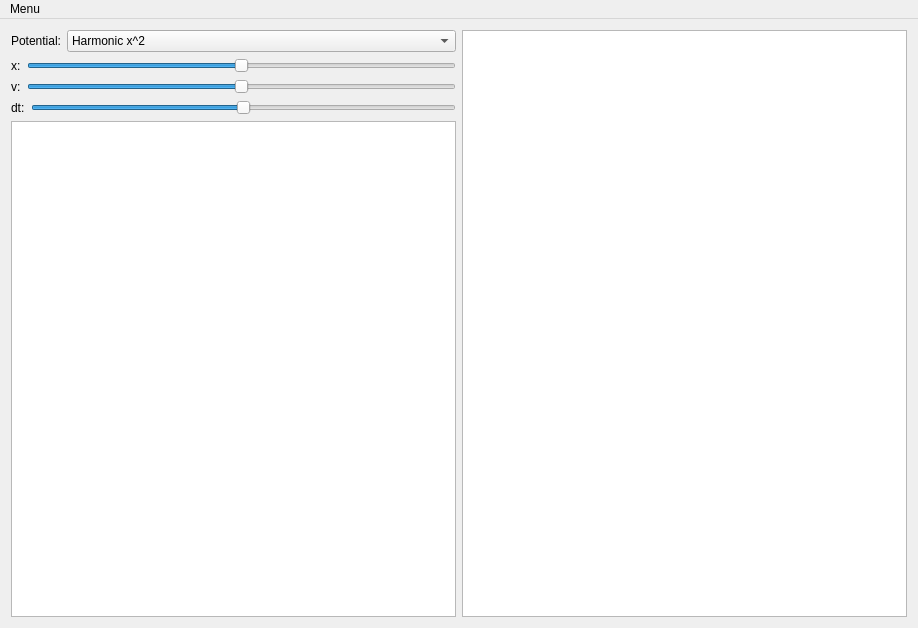
This is mainwindow.ui in Peter-H-Voss/rk4step-qt as Qt 5 draws it before an edit. The edited form follows.
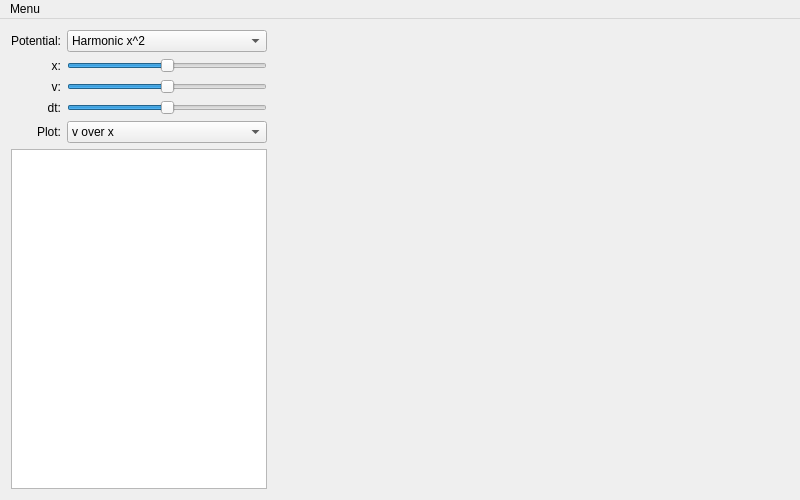
This is the edited form. Custom widgets are drawn as their Qt base class.

```diff
--- a/mainwindow.ui
+++ b/mainwindow.ui
@@ -6,36 +6,57 @@
    <rect>
     <x>0</x>
     <y>0</y>
-    <width>918</width>
-    <height>628</height>
+    <width>800</width>
+    <height>500</height>
    </rect>
   </property>
   <property name="windowTitle">
    <string>MainWindow</string>
   </property>
   <widget class="QWidget" name="centralWidget">
-   <layout class="QHBoxLayout" name="horizontalLayout">
+   <property name="sizePolicy">
+    <sizepolicy hsizetype="Expanding" vsizetype="Expanding">
+     <horstretch>0</horstretch>
+     <verstretch>0</verstretch>
+    </sizepolicy>
+   </property>
+   <layout class="QHBoxLayout" name="horizontalLayout" stretch="0,1">
     <item>
      <layout class="QVBoxLayout" name="panelLayout">
       <item>
-       <layout class="QHBoxLayout" name="potLayout">
-        <item>
-         <widget class="QLabel" name="potLabel">
+       <layout class="QGridLayout" name="controlsGridLayout">
+        <item row="1" column="1">
+         <widget class="QSlider" name="xSlider">
           <property name="sizePolicy">
-           <sizepolicy hsizetype="Minimum" vsizetype="Preferred">
+           <sizepolicy hsizetype="Expanding" vsizetype="Preferred">
             <horstretch>0</horstretch>
             <verstretch>0</verstretch>
            </sizepolicy>
           </property>
-          <property name="text">
-           <string>Potential:</string>
+          <property name="minimum">
+           <number>-200</number>
+          </property>
+          <property name="maximum">
+           <number>200</number>
+          </property>
+          <property name="pageStep">
+           <number>20</number>
+          </property>
+          <property name="value">
+           <number>0</number>
+          </property>
+          <property name="orientation">
+           <enum>Qt::Horizontal</enum>
+          </property>
+          <property name="tickPosition">
+           <enum>QSlider::NoTicks</enum>
           </property>
          </widget>
         </item>
-        <item>
+        <item row="0" column="1">
          <widget class="QComboBox" name="potComboBox">
           <property name="sizePolicy">
-           <sizepolicy hsizetype="Expanding" vsizetype="Fixed">
+           <sizepolicy hsizetype="Expanding" vsizetype="Preferred">
             <horstretch>0</horstretch>
             <verstretch>0</verstretch>
            </sizepolicy>
@@ -47,52 +68,74 @@
           </item>
          </widget>
         </item>
-       </layout>
-      </item>
-      <item>
-       <layout class="QHBoxLayout" name="xLayout">
-        <item>
-         <widget class="QLabel" name="xLabel">
-          <property name="text">
-           <string>x:</string>
-          </property>
-         </widget>
-        </item>
-        <item>
-         <widget class="QSlider" name="xSlider">
-          <property name="minimum">
-           <number>-200</number>
-          </property>
-          <property name="maximum">
-           <number>200</number>
-          </property>
-          <property name="pageStep">
-           <number>20</number>
-          </property>
-          <property name="value">
-           <number>0</number>
-          </property>
-          <property name="orientation">
-           <enum>Qt::Horizontal</enum>
-          </property>
-          <property name="tickPosition">
-           <enum>QSlider::NoTicks</enum>
-          </property>
-         </widget>
-        </item>
-       </layout>
-      </item>
-      <item>
-       <layout class="QHBoxLayout" name="vLayout">
-        <item>
+        <item row="2" column="0">
          <widget class="QLabel" name="vLabel">
+          <property name="sizePolicy">
+           <sizepolicy hsizetype="Preferred" vsizetype="Preferred">
+            <horstretch>0</horstretch>
+            <verstretch>0</verstretch>
+           </sizepolicy>
+          </property>
           <property name="text">
            <string>v:</string>
           </property>
+          <property name="alignment">
+           <set>Qt::AlignRight|Qt::AlignTrailing|Qt::AlignVCenter</set>
+          </property>
          </widget>
         </item>
-        <item>
+        <item row="3" column="1">
+         <widget class="QSlider" name="tSlider">
+          <property name="sizePolicy">
+           <sizepolicy hsizetype="Expanding" vsizetype="Preferred">
+            <horstretch>0</horstretch>
+            <verstretch>0</verstretch>
+           </sizepolicy>
+          </property>
+          <property name="minimum">
+           <number>-200</number>
+          </property>
+          <property name="maximum">
+           <number>200</number>
+          </property>
+          <property name="pageStep">
+           <number>20</number>
+          </property>
+          <property name="value">
+           <number>0</number>
+          </property>
+          <property name="orientation">
+           <enum>Qt::Horizontal</enum>
+          </property>
+          <property name="tickPosition">
+           <enum>QSlider::NoTicks</enum>
+          </property>
+         </widget>
+        </item>
+        <item row="1" column="0">
+         <widget class="QLabel" name="xLabel">
+          <property name="sizePolicy">
+           <sizepolicy hsizetype="Preferred" vsizetype="Preferred">
+            <horstretch>0</horstretch>
+            <verstretch>0</verstretch>
+           </sizepolicy>
+          </property>
+          <property name="text">
+           <string>x:</string>
+          </property>
+          <property name="alignment">
+           <set>Qt::AlignRight|Qt::AlignTrailing|Qt::AlignVCenter</set>
+          </property>
+         </widget>
+        </item>
+        <item row="2" column="1">
          <widget class="QSlider" name="vSlider">
+          <property name="sizePolicy">
+           <sizepolicy hsizetype="Expanding" vsizetype="Preferred">
+            <horstretch>0</horstretch>
+            <verstretch>0</verstretch>
+           </sizepolicy>
+          </property>
           <property name="minimum">
            <number>-200</number>
           </property>
@@ -113,43 +156,65 @@
           </property>
          </widget>
         </item>
-       </layout>
-      </item>
-      <item>
-       <layout class="QHBoxLayout" name="tLayout">
-        <item>
+        <item row="3" column="0">
          <widget class="QLabel" name="tLabel">
+          <property name="sizePolicy">
+           <sizepolicy hsizetype="Preferred" vsizetype="Preferred">
+            <horstretch>0</horstretch>
+            <verstretch>0</verstretch>
+           </sizepolicy>
+          </property>
           <property name="text">
            <string>dt:</string>
           </property>
+          <property name="alignment">
+           <set>Qt::AlignRight|Qt::AlignTrailing|Qt::AlignVCenter</set>
+          </property>
          </widget>
         </item>
-        <item>
-         <widget class="QSlider" name="tSlider">
+        <item row="0" column="0">
+         <widget class="QLabel" name="potLabel">
           <property name="sizePolicy">
-           <sizepolicy hsizetype="Expanding" vsizetype="Fixed">
+           <sizepolicy hsizetype="Preferred" vsizetype="Preferred">
             <horstretch>0</horstretch>
             <verstretch>0</verstretch>
            </sizepolicy>
           </property>
-          <property name="minimum">
-           <number>-200</number>
+          <property name="text">
+           <string>Potential:</string>
           </property>
-          <property name="maximum">
-           <number>200</number>
+          <property name="alignment">
+           <set>Qt::AlignRight|Qt::AlignTrailing|Qt::AlignVCenter</set>
           </property>
-          <property name="pageStep">
-           <number>20</number>
+         </widget>
+        </item>
+        <item row="4" column="0">
+         <widget class="QLabel" name="plotLabel">
+          <property name="text">
+           <string>Plot:</string>
           </property>
-          <property name="value">
-           <number>0</number>
+          <property name="alignment">
+           <set>Qt::AlignRight|Qt::AlignTrailing|Qt::AlignVCenter</set>
           </property>
-          <property name="orientation">
-           <enum>Qt::Horizontal</enum>
-          </property>
-          <property name="tickPosition">
-           <enum>QSlider::NoTicks</enum>
-          </property>
+         </widget>
+        </item>
+        <item row="4" column="1">
+         <widget class="QComboBox" name="plotComboBox">
+          <item>
+           <property name="text">
+            <string>v over x</string>
+           </property>
+          </item>
+          <item>
+           <property name="text">
+            <string>x over t</string>
+           </property>
+          </item>
+          <item>
+           <property name="text">
+            <string>v over t</string>
+           </property>
+          </item>
          </widget>
         </item>
        </layout>
@@ -157,7 +222,7 @@
       <item>
        <widget class="QTextBrowser" name="outputTextBrowser">
         <property name="sizePolicy">
-         <sizepolicy hsizetype="Expanding" vsizetype="Expanding">
+         <sizepolicy hsizetype="MinimumExpanding" vsizetype="Expanding">
           <horstretch>0</horstretch>
           <verstretch>0</verstretch>
          </sizepolicy>
@@ -167,26 +232,7 @@
      </layout>
     </item>
     <item>
-     <widget class="QGraphicsView" name="graphicsView">
-      <property name="sizePolicy">
-       <sizepolicy hsizetype="Expanding" vsizetype="Expanding">
-        <horstretch>0</horstretch>
-        <verstretch>0</verstretch>
-       </sizepolicy>
-      </property>
-      <property name="minimumSize">
-       <size>
-        <width>0</width>
-        <height>0</height>
-       </size>
-      </property>
-      <property name="maximumSize">
-       <size>
-        <width>447</width>
-        <height>16777215</height>
-       </size>
-      </property>
-     </widget>
+     <widget class="QCustomPlot" name="myCustomPlot" native="true"/>
     </item>
    </layout>
   </widget>
@@ -195,7 +241,7 @@
     <rect>
      <x>0</x>
      <y>0</y>
-     <width>918</width>
+     <width>800</width>
      <height>24</height>
     </rect>
    </property>
@@ -217,6 +263,14 @@
   </action>
  </widget>
  <layoutdefault spacing="6" margin="11"/>
+ <customwidgets>
+  <customwidget>
+   <class>QCustomPlot</class>
+   <extends>QWidget</extends>
+   <header>qcustomplot.h</header>
+   <container>1</container>
+  </customwidget>
+ </customwidgets>
  <tabstops>
   <tabstop>potComboBox</tabstop>
   <tabstop>xSlider</tabstop>
```
Left out of the diff: 21 changed lines with no effect on the pictures.
